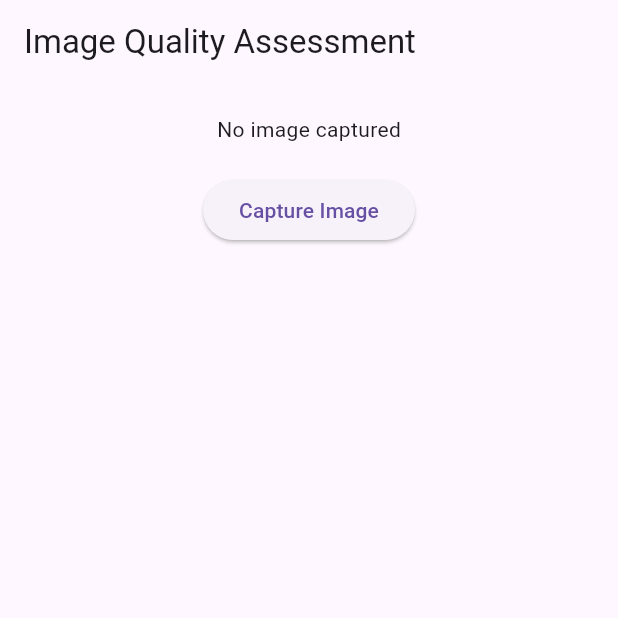
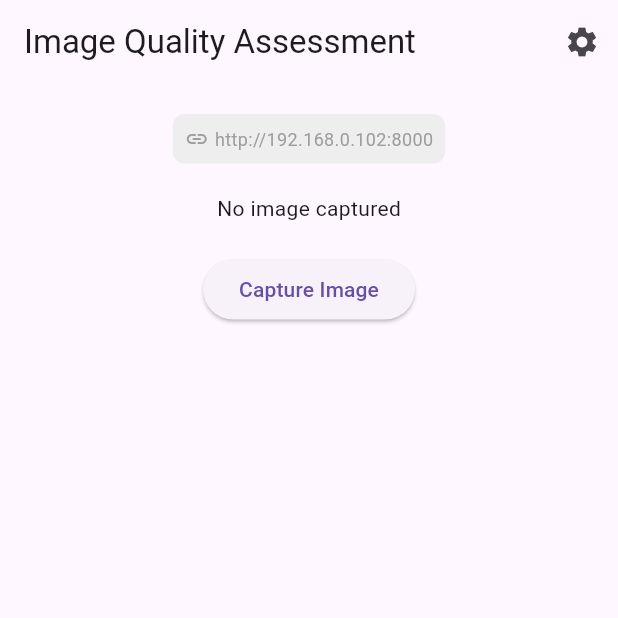
Before and after one commit to rohxnreddy/UX-Tradeoffs-App, a Flutter app: the IQAPage screen opened directly, after a tap on "Capture Image", on a phone screen of 412 x 824 dp, the top half of it. Run offline on Flutter 3.47's test engine with Material 3 defaults, Android fonts, the phone set to English and light mode, and no system bars; our stand-ins replace image_picker, just_audio, shared_preferences, video_player; missing offline and left inert: flutter_screen_recording, record; accounts and stored records are empty.

Commit message:
Add API settings & prefs; update .gitignore
Add configurable API base URL persisted with shared_preferences and expose an API settings dialog in the IQA UI. Changes in frontend/lib/IQA/IQA.dart: import SharedPreferences, add _apiBaseUrl and _urlController, load/save URL in initState/SharedPreferences, add settings dialog and AppBar settings button, display current API URL, use _apiBaseUrl for requests, improve camera/error handling and UI updates. Update frontend/pubspec.yaml to include shared_preferences. Expand frontend/.gitignore with common Flutter/Dart, IDE, OS, build, logs, temp and environment ignores.

```diff
--- a/frontend/lib/IQA/IQA.dart
+++ b/frontend/lib/IQA/IQA.dart
@@ -3,6 +3,7 @@ import 'dart:io';
 import 'package:flutter/material.dart';
 import 'package:image_picker/image_picker.dart';
 import 'package:http/http.dart' as http;
+import 'package:shared_preferences/shared_preferences.dart';
 
 class IQAPage extends StatefulWidget {
   const IQAPage({Key? key}) : super(key: key);
@@ -13,17 +14,121 @@ class IQAPage extends StatefulWidget {
 
 class _IQAPageState extends State<IQAPage> {
   final ImagePicker _picker = ImagePicker();
+  final TextEditingController _urlController = TextEditingController();
 
   File? _image;
   bool _loading = false;
+  String _apiBaseUrl = "http://192.168.0.102:8000"; // Default URL
 
   double? _brisque;
   double? _niqe;
   double? _piqe;
 
+  @override
+  void initState() {
+    super.initState();
+    _loadApiUrl();
+  }
+
+  @override
+  void dispose() {
+    _urlController.dispose();
+    super.dispose();
+  }
+
+  // Load saved API URL from SharedPreferences
+  Future<void> _loadApiUrl() async {
+    final prefs = await SharedPreferences.getInstance();
+    setState(() {
+      _apiBaseUrl = prefs.getString('api_base_url') ?? "http://192.168.0.102:8000";
+    });
+  }
+
+  // Save API URL to SharedPreferences
+  Future<void> _saveApiUrl(String url) async {
+    final prefs = await SharedPreferences.getInstance();
+    await prefs.setString('api_base_url', url);
+    setState(() {
+      _apiBaseUrl = url;
+    });
+  }
+
+  // Show API Settings Dialog
+  void _showApiSettingsDialog() {
+    _urlController.text = _apiBaseUrl;
+
+    showDialog(
+      context: context,
+      builder: (BuildContext context) {
+        return AlertDialog(
+          title: const Text('API Settings'),
+          content: Column(
+            mainAxisSize: MainAxisSize.min,
+            crossAxisAlignment: CrossAxisAlignment.start,
+            children: [
+              const Text(
+                'API Base URL:',
+                style: TextStyle(fontWeight: FontWeight.w500),
+              ),
+              const SizedBox(height: 8),
+              TextField(
+                controller: _urlController,
+                decoration: InputDecoration(
+                  hintText: 'http://192.168.0.102:8000',
+                  border: OutlineInputBorder(
+                    borderRadius: BorderRadius.circular(8),
+                  ),
+                  contentPadding: const EdgeInsets.symmetric(
+                    horizontal: 12,
+                    vertical: 12,
+                  ),
+                ),
+                keyboardType: TextInputType.url,
+              ),
+              const SizedBox(height: 12),
+              const Text(
+                'Example: http://172.20.10.2:8000',
+                style: TextStyle(fontSize: 12, color: Colors.grey),
+              ),
+            ],
+          ),
+          actions: [
+            TextButton(
+              onPressed: () => Navigator.of(context).pop(),
+              child: const Text('Cancel'),
+            ),
+            ElevatedButton(
+              onPressed: () {
+                String newUrl = _urlController.text.trim();
+
+                // Remove trailing slash if present
+                if (newUrl.endsWith('/')) {
+                  newUrl = newUrl.substring(0, newUrl.length - 1);
+                }
+
+                if (newUrl.isNotEmpty) {
+                  _saveApiUrl(newUrl);
+                  Navigator.of(context).pop();
+                  ScaffoldMessenger.of(context).showSnackBar(
+                    const SnackBar(content: Text('API URL updated successfully')),
+                  );
+                }
+              },
+              child: const Text('Save'),
+            ),
+          ],
+        );
+      },
+    );
+  }
+
   Future<void> _captureAndSend() async {
-    final XFile? photo =
-    await _picker.pickImage(source: ImageSource.camera, imageQuality: 85);
+    try {
+      final XFile? photo = await _picker.pickImage(
+        source: ImageSource.camera,
+        imageQuality: 85,
+        preferredCameraDevice: CameraDevice.rear,
+      );
 
       if (photo == null) return;
 
@@ -36,13 +141,16 @@ class _IQAPageState extends State<IQAPage> {
       });
 
       await _sendToAPI(_image!);
+    } catch (e) {
+      _showError("Camera error: ${e.toString()}");
+    }
   }
 
   Future<void> _sendToAPI(File imageFile) async {
     try {
       var request = http.MultipartRequest(
         'POST',
-        Uri.parse("http://192.168.0.102:8000/iqa/score"),
+        Uri.parse("$_apiBaseUrl/iqa/score"),
       );
 
       request.files.add(
@@ -61,10 +169,10 @@ class _IQAPageState extends State<IQAPage> {
           _piqe = (data["piqe"] as num).toDouble();
         });
       } else {
-        _showError("Upload failed");
+        _showError("Upload failed (Status: ${response.statusCode})");
       }
     } catch (e) {
-      _showError("Error sending image");
+      _showError("Error: ${e.toString()}");
     }
 
     setState(() {
@@ -199,13 +307,44 @@ class _IQAPageState extends State<IQAPage> {
   @override
   Widget build(BuildContext context) {
     return Scaffold(
-      appBar: AppBar(title: const Text("Image Quality Assessment")),
+      appBar: AppBar(
+        title: const Text("Image Quality Assessment"),
+        actions: [
+          IconButton(
+            icon: const Icon(Icons.settings),
+            onPressed: _showApiSettingsDialog,
+            tooltip: 'API Settings',
+          ),
+        ],
+      ),
       body: SingleChildScrollView(
         child: Center(
           child: Padding(
             padding: const EdgeInsets.all(20),
             child: Column(
               children: [
+                // Display current API URL
+                Container(
+                  padding: const EdgeInsets.all(8),
+                  decoration: BoxDecoration(
+                    color: Colors.grey[200],
+                    borderRadius: BorderRadius.circular(8),
+                  ),
+                  child: Row(
+                    mainAxisSize: MainAxisSize.min,
+                    children: [
+                      const Icon(Icons.link, size: 16, color: Colors.grey),
+                      const SizedBox(width: 4),
+                      Text(
+                        _apiBaseUrl,
+                        style: const TextStyle(fontSize: 12, color: Colors.grey),
+                      ),
+                    ],
+                  ),
+                ),
+
+                const SizedBox(height: 20),
+
                 _image != null
                     ? Image.file(_image!, height: 200)
                     : const Text("No image captured"),
--- a/frontend/pubspec.yaml
+++ b/frontend/pubspec.yaml
@@ -38,6 +38,7 @@ dependencies:
   record: ^6.0.0
   just_audio: ^0.9.42
   image_picker: ^1.0.7
+  shared_preferences: ^2.2.2
 
   # The following adds the Cupertino Icons font to your application.
   # Use with the CupertinoIcons class for iOS style icons.
```
Also changed, not shown: frontend/pubspec.lock, 1 other file. Lines whose indentation alone changed are shown as unchanged.
